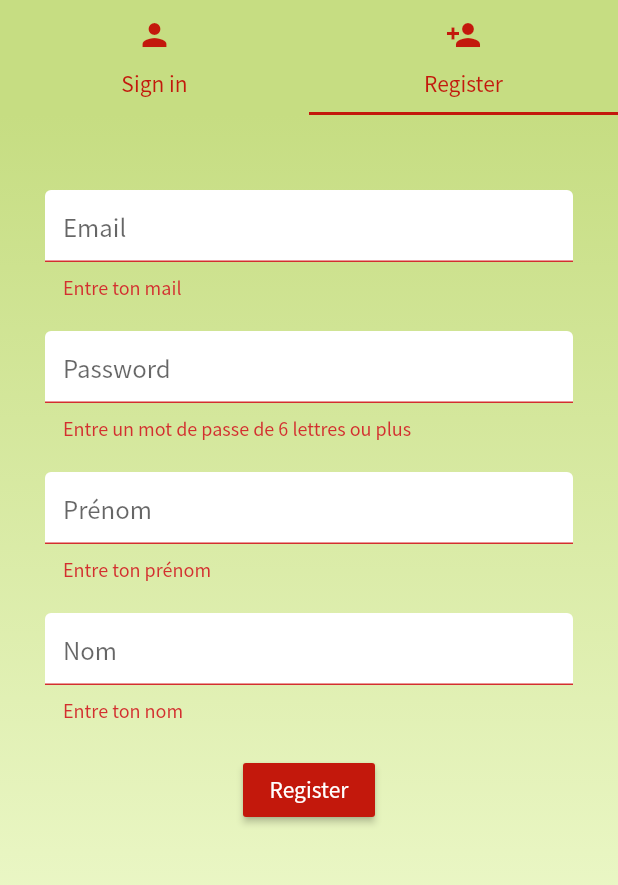
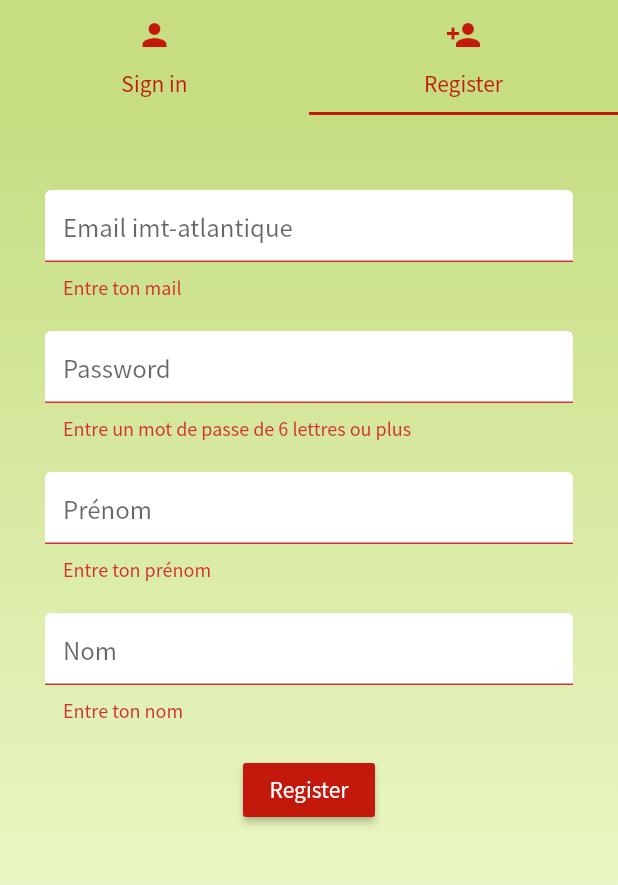
Before and after one commit to PAUVRE-Charlie/caps_app, a Flutter app: the screen it shows after launch, tab 2 chosen, after a tap on "Register", on a phone screen of 412 x 824 dp, the part 80-965 px from its top. Run offline on Flutter 3.47's test engine with Material 2 defaults, Android fonts, the light colour scheme and no system bars; our stand-ins replace audioplayers, cloud_firestore, firebase_auth, firebase_core; accounts and stored records are empty.

Commit message:
accept only email with @imt-atlantique.net

```diff
--- a/lib/components/register.dart
+++ b/lib/components/register.dart
@@ -47,7 +47,7 @@ class _RegisterState extends State<Register> {
                     height: 20,
                   ),
                   MyTextFormField(
-                    hintText: 'Email',
+                    hintText: 'Email imt-atlantique',
                     textInputType: TextInputType.emailAddress,
                     validator: (val) {
                       return val.isEmpty ? 'Entre ton mail' : null;
@@ -104,15 +104,23 @@ class _RegisterState extends State<Register> {
                         setState(() {
                           loading = true;
                         });
-                        dynamic result =
-                            await _auth.registerWithEmailAndPassword(
-                                email, password, firstname, lastname);
-                        if (result == null) {
+                        if (!email.contains('@imt-atlantique.net')){
                           setState(() {
                             loading = false;
-                            error = 'Email ou mot de passe incorrect';
+                            error = 'Vous devez utiliser une adresse imt-atlantique';
                           });
+                        }else{
+                          dynamic result =
+                          await _auth.registerWithEmailAndPassword(
+                              email, password, firstname, lastname);
+                          if (result == null) {
+                            setState(() {
+                              loading = false;
+                              error = 'Email ou mot de passe incorrect';
+                            });
+                          }
                         }
+
                       }
                     },
                     color: kPrimaryColor,
```
